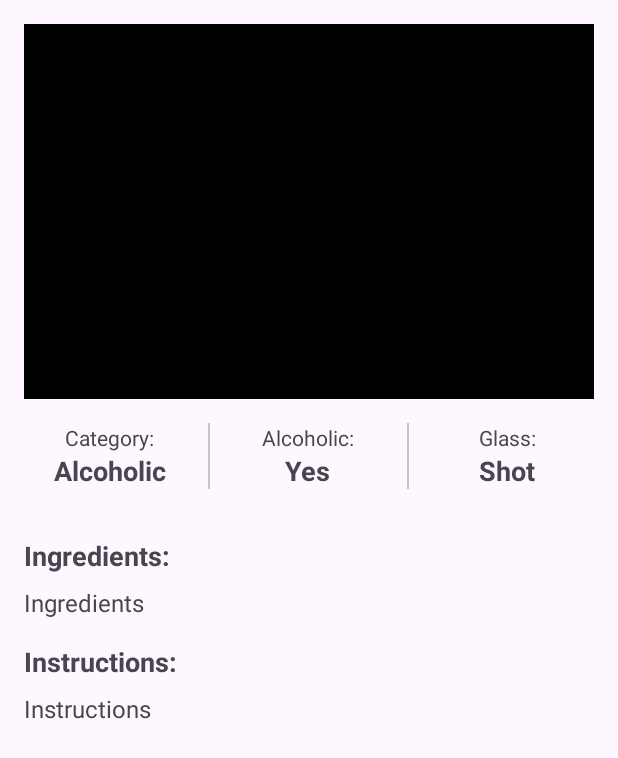
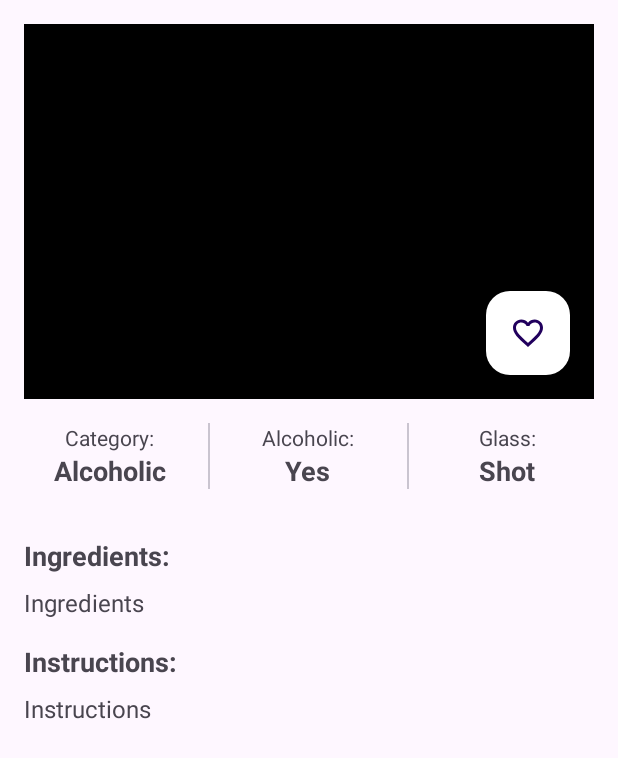
Before and after one commit to GemaVNZ/TheCocktail, an Android app: the layout activity_detail.xml on its own in the app's theme, with its tools: preview values and no code run, on a phone screen of 412 x 824 dp. Shown: the top 758 px of the screen. Run offline under Robolectric (Android 15) with nearby library versions, the phone set to English and light mode, and no system bars.

```diff
--- a/app/src/main/java/com/example/thecocktail/activities/MainActivity.kt
+++ b/app/src/main/java/com/example/thecocktail/activities/MainActivity.kt
@@ -49,7 +49,6 @@ class MainActivity : AppCompatActivity() {
     }
 
     //Añado el menú con el item de compartir
-
     override fun onOptionsItemSelected(item: MenuItem): Boolean {
         return when (item.itemId) {
             R.id.menu_share -> {
@@ -79,7 +78,7 @@ class MainActivity : AppCompatActivity() {
     }
 
     private fun navigateToDetail(cocktail: Cocktail) {
-        Toast.makeText(this, cocktail.name, Toast.LENGTH_LONG).show()
+        //Toast.makeText(this, cocktail.name, Toast.LENGTH_LONG).show()
         val intent = Intent(this, DetailActivity::class.java)
         intent.putExtra("COCKTAIL_ID", cocktail.id)
         intent.putExtra("COCKTAIL_NAME", cocktail.name)
--- a/app/src/main/res/layout/activity_detail.xml
+++ b/app/src/main/res/layout/activity_detail.xml
@@ -26,15 +26,15 @@
                 android:scaleType="centerCrop"
                 android:src="@color/black" />
 
-            <ImageButton
-                android:id="@+id/btnFavorite"
-                android:layout_width="48dp"
-                android:layout_height="48dp"
-                android:layout_gravity="end|top"
-                android:layout_margin="8dp"
-                android:background="?attr/selectableItemBackgroundBorderless"
+            <com.google.android.material.floatingactionbutton.FloatingActionButton
+                android:id="@+id/fabFavorite"
+                android:layout_width="wrap_content"
+                android:layout_height="wrap_content"
+                android:layout_gravity="end|bottom"
+                android:layout_margin="16dp"
                 android:src="@drawable/ic_favorite_border"
-                app:iconTint="@color/white"
+                app:backgroundTint="@color/white"
+                app:srcCompat="@drawable/ic_favorite_border"
                 android:contentDescription="@string/favorite_button"/>
 
         </FrameLayout>
@@ -158,6 +158,9 @@
                 android:textStyle="bold"
                 android:textSize="18sp" />
 
+            <ScrollView
+                android:layout_width="match_parent"
+                android:layout_height="match_parent">
             <TextView
                 android:id="@+id/cocktailInstructions"
                 android:layout_width="match_parent"
@@ -165,7 +168,11 @@
                 android:paddingTop="8dp"
                 android:textSize="16sp"
                 tools:text="Instructions" />
+
+        </ScrollView>
+
         </LinearLayout>
+
     </LinearLayout>
 
 
```
Also changed, not shown: app/src/main/java/com/example/thecocktail/activities/DetailActivity.kt (+6 -1 lines), app/src/main/res/menu/menu_detail.xml (added, +12 -0 lines).
